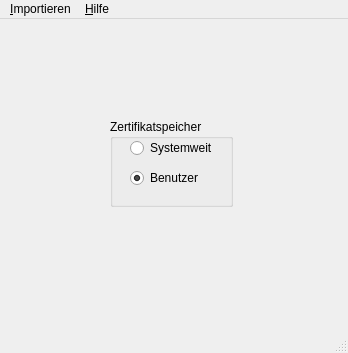
tuxmaster/QSSL, file Entwicklung/Bestandteile/Werkzeuge/Dialoge/KonfigBasis.ui: the form before one commit.
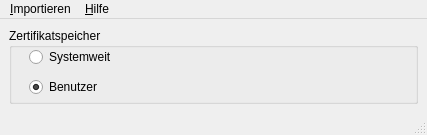
The form after the commit.

```diff
--- a/Entwicklung/Bestandteile/Werkzeuge/Dialoge/KonfigBasis.ui
+++ b/Entwicklung/Bestandteile/Werkzeuge/Dialoge/KonfigBasis.ui
@@ -8,23 +8,23 @@
    <rect>
     <x>0</x>
     <y>0</y>
-    <width>348</width>
-    <height>353</height>
+    <width>427</width>
+    <height>135</height>
    </rect>
   </property>
   <property name="windowTitle" >
    <string>QSSL Zertifikatspeicher konfigurations Werkzeug</string>
   </property>
   <widget class="QWidget" name="centralwidget" >
+   <layout class="QGridLayout" >
+    <property name="margin" >
+     <number>9</number>
+    </property>
+    <property name="spacing" >
+     <number>6</number>
+    </property>
+    <item row="0" column="0" >
    <widget class="QGroupBox" name="gruppeZertspeicher" >
-    <property name="geometry" >
-     <rect>
-      <x>110</x>
-      <y>100</y>
-      <width>123</width>
-      <height>88</height>
-     </rect>
-    </property>
     <property name="title" >
      <string>Zertifikatspeicher</string>
     </property>
@@ -58,6 +58,8 @@
      </property>
     </widget>
    </widget>
+    </item>
+   </layout>
   </widget>
   <widget class="QStatusBar" name="statusbar" />
   <widget class="QMenuBar" name="Menueleiste" >
@@ -65,7 +67,7 @@
     <rect>
      <x>0</x>
      <y>0</y>
-     <width>348</width>
+     <width>427</width>
      <height>21</height>
     </rect>
    </property>
```
Left out of the diff: 1 changed line with no effect on the pictures. Lines whose indentation alone changed are shown as unchanged.
